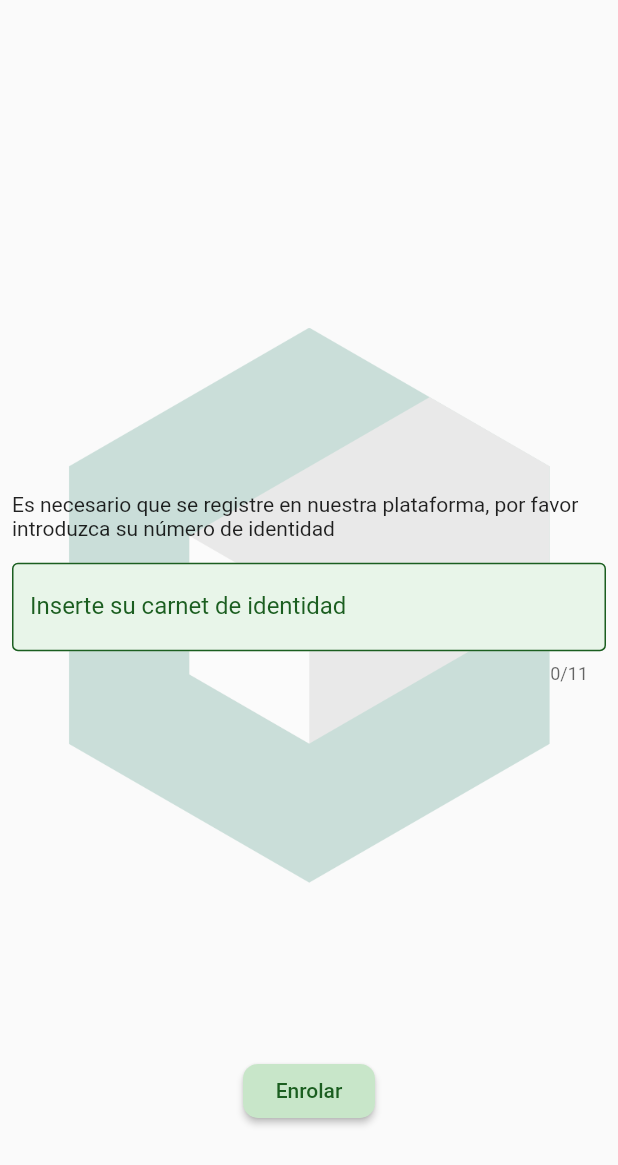
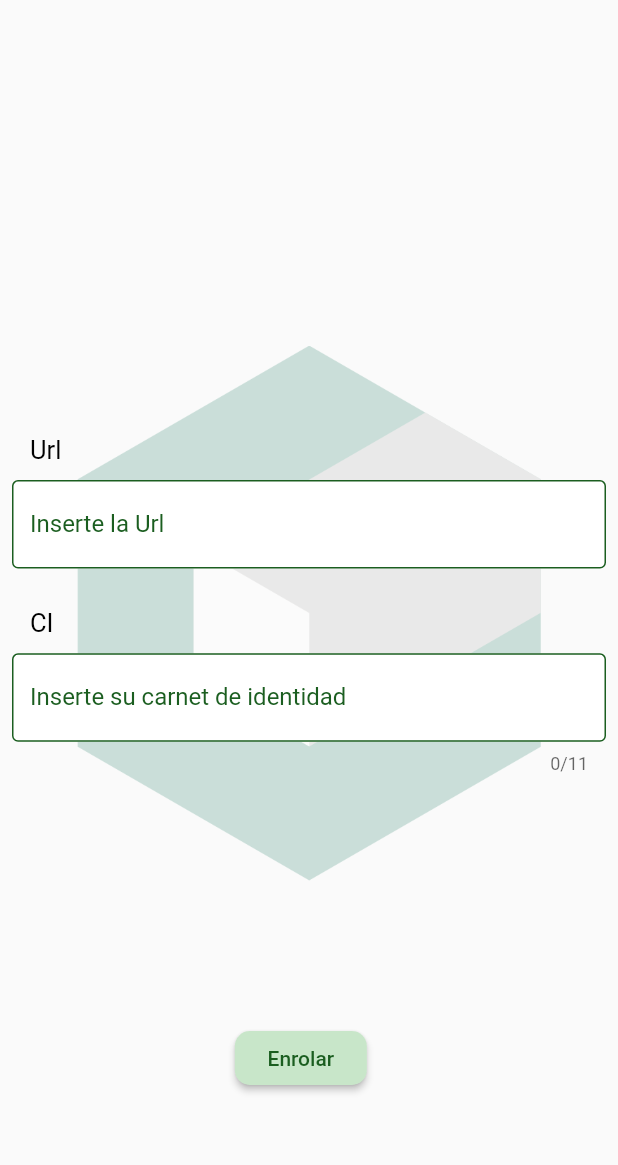
Before and after one commit to Ernesto1308/ScanQr, a Flutter app: the screen it shows after launch, on a phone screen of 412 x 824 dp. Shown: the top 1165 px of the screen. Run offline on Flutter 3.47's test engine with Material 2 defaults, Android fonts, the phone set to English and light mode, and no system bars; our stand-ins replace fluttertoast, internet_connection_checker, shared_preferences, vibration; missing offline and left inert: dart_jsonwebtoken, dart_ping, device_information, flutter_ringtone_player, qr_code_scanner.

Commit message:
SingleScrollView replaced by Container

```diff
--- a/lib/SignIn.dart
+++ b/lib/SignIn.dart
@@ -1,12 +1,8 @@
 // @dart=2.9
-import 'dart:convert';
-import 'package:device_information/device_information.dart';
 import 'package:flutter/material.dart';
-import 'package:flutter/services.dart';
 import 'package:fluttertoast/fluttertoast.dart';
 import 'package:internet_connection_checker/internet_connection_checker.dart';
-import 'package:dart_jsonwebtoken/dart_jsonwebtoken.dart';
-import 'package:http/http.dart' as http;
+import 'package:scanqr/Services.dart';
 
 class SignIn extends StatefulWidget{
   const SignIn({Key key}) : super(key: key);
@@ -16,28 +12,33 @@ class SignIn extends StatefulWidget{
 }
 
 class _SignInState extends State<SignIn>{
-  final _controller = TextEditingController();
-  FocusNode _node;
-  bool _focused = false;
-  bool _fieldEmpty = false;
+  final _controllerUrl = TextEditingController();
+  FocusNode _nodeUrl;
+  bool _focusedUrl = false;
+  bool _fieldEmptyUrl = false;
+  bool _invalidUrl = false;
+  bool _anyErrorUrl = false;
+  final _controllerCi = TextEditingController();
+  FocusNode _nodeCi;
+  bool _focusedCi = false;
+  bool _fieldEmptyCi = false;
   bool _invalidLength = false;
   bool _notContainJustNumbers = false;
   bool _invalidDateCi = false;
-  bool _anyError = false;
+  bool _anyErrorCi = false;
   bool _firstBuild = true;
   double _height;
   double _width;
   bool _isConected = true;
   bool _active = false;
   FToast _fToast;
-  String _manufacturerName = "",
-      _productName = "";
 
   @override
   void initState() {
-    initPlatformState();
-    _node = FocusNode();
-    _node.addListener(_handleFocusChange);
+    _nodeUrl = FocusNode();
+    _nodeUrl.addListener(_handleFocusChangeUrl);
+    _nodeCi = FocusNode();
+    _nodeCi.addListener(_handleFocusChangeCi);
     _fToast = FToast();
     _fToast.init(context);
     super.initState();
@@ -45,16 +46,27 @@ class _SignInState extends State<SignIn>{
 
   @override
   void dispose() {
-    _node.removeListener(_handleFocusChange);
-    _node.dispose();
-    _controller.dispose();
+    _nodeUrl.removeListener(_handleFocusChangeUrl);
+    _nodeUrl.dispose();
+    _controllerUrl.dispose();
+    _nodeCi.removeListener(_handleFocusChangeCi);
+    _nodeCi.dispose();
+    _controllerCi.dispose();
     super.dispose();
   }
 
-  void _handleFocusChange() {
-    if (_node.hasFocus != _focused) {
+  void _handleFocusChangeUrl() {
+    if (_nodeUrl.hasFocus != _focusedUrl) {
       setState(() {
-        _focused = _node.hasFocus;
+        _focusedUrl = _nodeUrl.hasFocus;
+      });
+    }
+  }
+
+  void _handleFocusChangeCi() {
+    if (_nodeCi.hasFocus != _focusedCi) {
+      setState(() {
+        _focusedCi = _nodeCi.hasFocus;
       });
     }
   }
@@ -78,51 +90,81 @@ class _SignInState extends State<SignIn>{
     }
 
     return Scaffold(
-      body: DefaultTextStyle(
-          style: Theme.of(context).textTheme.bodyText2,
-          child: LayoutBuilder(
-              builder: (BuildContext context, BoxConstraints viewportConstraints) {
-                return SingleChildScrollView(
-                    child: ConstrainedBox(
-                      constraints: BoxConstraints(
-                        minHeight: viewportConstraints.maxHeight,
-                      ),
-                      child: Stack(
-                        alignment: AlignmentDirectional.topStart,
-                        children: <Widget>[
-                          Column(
-                            children: <Widget>[
-                              SizedBox(height: _height * 0.265,),
-                              Center(
-                                child: Image.asset(
-                                  'assets/Cujae.png',
-                                  width: _width * 0.83,
-                                  color: Colors.white.withOpacity(0.2),
-                                  colorBlendMode: BlendMode.modulate,
+      resizeToAvoidBottomInset: false,
+      body: Container(
+        decoration: const BoxDecoration(
+          image: DecorationImage(
+            scale: 2.1,
+            opacity: 0.2,
+            image: AssetImage('assets/Cujae.png'),
           ),
         ),
-                            ],
+        child: Column(
+          mainAxisAlignment: MainAxisAlignment.center,
+          crossAxisAlignment: CrossAxisAlignment.start,
+          children: <Widget> [
+            SizedBox(height: _height * 0.225,),
+            const Padding(
+              padding: EdgeInsets.symmetric(vertical: 10, horizontal: 20),
+              child: Text('Url',
+                style: TextStyle(fontSize: 17, color: Colors.black),
               ),
-                          Column(
-                            mainAxisAlignment: MainAxisAlignment.start,
-                            crossAxisAlignment: CrossAxisAlignment.center,
-                            children: <Widget> [
-                              SizedBox(height: _height * 0.38,),
-                              const Padding(
-                                padding: EdgeInsets.symmetric(horizontal: 8, vertical: 15),
-                                child: Text("Es necesario que se registre en nuestra plataforma, por favor introduzca su número de identidad"),
             ),
             Padding(
               padding: const EdgeInsets.symmetric(horizontal: 8),
               child: TextField(
-                                  controller: _controller,
+                controller: _controllerUrl,
+                focusNode: _nodeUrl,
+                decoration: InputDecoration(
+                  errorText: _anyErrorUrl ? Services.showMessageError(_fieldEmptyUrl) : null,
+                  labelText: 'Inserte la Url',
+                  labelStyle: Services.setLabelStyle(_focusedUrl, _anyErrorUrl),
+                  fillColor: Colors.white,
+                  filled: true,
+                  enabledBorder: OutlineInputBorder(
+                    borderSide: BorderSide(
+                      style: BorderStyle.solid,
+                      color: Colors.green[900],
+                      width: 1.0,
+                    ),
+                  ),
+                  focusedBorder: OutlineInputBorder(
+                    borderSide: BorderSide(
+                      style: BorderStyle.solid,
+                      color: Colors.green[600],
+                      width: 1.0,
+                    ),
+                  ),
+                  border: const OutlineInputBorder(),
+                ),
+                cursorColor: Colors.grey,
+                onSubmitted: (text) async {
+                  bool data = _controllerUrl.text.startsWith("w") ? await Services.urlValidator(_controllerUrl.text) : await Services.launchURL(_controllerUrl.text);
+
+                  setState(() {
+                    errorHandlerUrl(data);
+                  });
+                },
+              ),
+            ),
+            SizedBox(height: _height * 0.02,),
+            const Padding(
+              padding: EdgeInsets.symmetric(vertical: 10, horizontal: 20),
+              child: Text('CI',
+                style: TextStyle(fontSize: 17, color: Colors.black),
+              ),
+            ),
+            Padding(
+              padding: const EdgeInsets.symmetric(horizontal: 8),
+              child: TextField(
+                controller: _controllerCi,
                 maxLength: 11,
-                                  focusNode: _node,
+                focusNode: _nodeCi,
                 decoration: InputDecoration(
-                                    errorText: _anyError ? showMessageError() : null,
+                  errorText: _anyErrorCi ? showMessageErrorCi() : null,
                   labelText: 'Inserte su carnet de identidad',
-                                    labelStyle: setLabelStyle(),
-                                    fillColor: Colors.green[50],
+                  labelStyle: Services.setLabelStyle(_focusedCi, _anyErrorCi),
+                  fillColor: Colors.white,
                   filled: true,
                   enabledBorder: OutlineInputBorder(
                     borderSide: BorderSide(
@@ -143,26 +185,29 @@ class _SignInState extends State<SignIn>{
                 cursorColor: Colors.grey,
                 onSubmitted: (text) {
                   setState(() {
-                                      errorHandler();
+                    errorHandlerCi();
                   });
                 },
               ),
             ),
-                              SizedBox(height: _height * 0.3,),
+            SizedBox(height: _height * 0.2,),
+            Row(
+              children: <Widget>[
+                SizedBox(width: _width * 0.38,),
                 ElevatedButton(
                   style: raisedButtonStyle,
                   onPressed: () async {
                     bool internet = await InternetConnectionChecker().hasConnection;
+                    bool data = _controllerUrl.text.startsWith("w") ? await Services.urlValidator(_controllerUrl.text) : await Services.launchURL(_controllerUrl.text);
 
                     setState(() {
-                                    errorHandler();
+                      errorHandlerCi();
+                      errorHandlerUrl(data);
                       _isConected = internet;
                     });
 
-                                  if (!_anyError && _isConected){
-                                    String jsonString = await _loadPasswordAsset();
-                                    final jsonResponse = json.decode(jsonString);
-                                    String token = await createJsonWebToken(jsonResponse);
+                    if (!_anyErrorCi && !_anyErrorUrl && _isConected){
+                      String token = await Services.createJsonWebToken(_controllerCi.text);
                       /*final response = await http.post(
                                    Uri.parse("www.google.com"),
                                    headers: <String, String>{
@@ -172,7 +217,7 @@ class _SignInState extends State<SignIn>{
                                      'token': token,
                                    }),
                                    );*/
-                                    verifyJsonWebToken(jsonResponse, token);
+                      Services.verifyJsonWebToken(token);
                       Navigator.pushNamed(context, '/url');
                     } else if(!_isConected && !_active){
                       _active = true;
@@ -183,133 +228,66 @@ class _SignInState extends State<SignIn>{
                   child: const Text('Enrolar'),
                 ),
               ],
-                          ),
+            )
           ],
         ),
       ),
     );
   }
-        ),
-      ),
-    );
-  }
 
-  // Platform messages are asynchronous, so we initialize in an async method.
-  Future<void> initPlatformState() async {
-    // Platform messages may fail,
-    // so we use a try/catch PlatformException.
-    String manufacturer = '',
-        productName = '';
-    try {
-      manufacturer = await DeviceInformation.deviceManufacturer;
-      productName = await DeviceInformation.productName;
-    } on PlatformException catch (e) {
-      e.message;
-    }
-
-    // If the widget was removed from the tree while the asynchronous platform
-    // message was in flight, we want to discard the reply rather than calling
-    // setState to update our non-existent appearance.
-    if (!mounted) return;
-
-    setState(() {
-      _manufacturerName = manufacturer;
-      _productName = productName;
-    });
-  }
-
-  Future<String> _loadPasswordAsset() async {
-    return await rootBundle.loadString('passphrase/password');
-  }
-
-  Future<String> createJsonWebToken(Map jsonResponse) async {
-    String token;
-
-    /* Sign */ {
-      // Create a json web token
-      final jwt = JWT(
-        {
-          'info': _controller.text + " " + _manufacturerName + " " + _productName,
-        },
-      );
-
-      // Sign it
-      token = jwt.sign(SecretKey(jsonResponse['password']));
-      //print('Signed token: $token\n');
-    }
-
-    return token;
-  }
-
-  void verifyJsonWebToken(Map jsonResponse, String token){
-    /* Verify */ {
-
-      try {
-        // Verify a token
-        final jwt = JWT.verify(token, SecretKey(jsonResponse['password']));
-        print('Payload: ${jwt.payload['info']}');
-      } on JWTExpiredError {
-        Exception('jwt expired');
-      } on JWTError catch (ex) {
-        Exception(ex.message); // ex: invalid signature
-      }
-    }
-  }
-
-  TextStyle setLabelStyle(){
-    TextStyle result;
-
-    if(_focused){
-      result = TextStyle(fontSize: 16, color: Colors.green[600]);
-    } else{
-      result = TextStyle(fontSize: 16, color: Colors.green[900]);
-    }
-
-    if (_anyError){
-      result = const TextStyle(fontSize: 16, color: Colors.red);
-    }
-
-    return result;
-  }
-
-  void errorHandler() {
-    String ci = _controller.text;
+  void errorHandlerCi() {
+    String ci = _controllerCi.text;
 
     if(ci.isEmpty) {
       _notContainJustNumbers = false;
       _invalidLength = false;
       _invalidDateCi = false;
-      _fieldEmpty = true;
+      _fieldEmptyCi = true;
     } else if(inValidCi(ci)){
-      _fieldEmpty = false;
+      _fieldEmptyCi = false;
       _invalidLength = false;
       _invalidDateCi = false;
       _notContainJustNumbers = true;
     }
     else if(ci.length < 11){
-      _fieldEmpty = false;
+      _fieldEmptyCi = false;
       _notContainJustNumbers = false;
       _invalidDateCi = false;
       _invalidLength = true;
     } else if(!verifyDateCi(ci)){
-      _fieldEmpty = false;
+      _fieldEmptyCi = false;
       _notContainJustNumbers = false;
       _invalidLength = false;
       _invalidDateCi = true;
     }else {
-      _fieldEmpty = false;
+      _fieldEmptyCi = false;
       _notContainJustNumbers = false;
       _invalidLength = false;
       _invalidDateCi = false;
     }
 
-    _anyError = _fieldEmpty || _notContainJustNumbers || _invalidLength || _invalidDateCi;
+    _anyErrorCi = _fieldEmptyCi || _notContainJustNumbers || _invalidLength || _invalidDateCi;
   }
 
-  String showMessageError(){
+  void errorHandlerUrl(bool data){
+    if(_controllerUrl.text.isEmpty) {
+      _invalidUrl = false;
+      _fieldEmptyUrl = true;
+    } else if(data){
+      _fieldEmptyUrl = false;
+      _invalidUrl = true;
+    }else{
+      _invalidUrl = false;
+      _fieldEmptyUrl = false;
+    }
+
+    _anyErrorUrl = _fieldEmptyUrl || _invalidUrl;
+  }
+
+  String showMessageErrorCi(){
     String stringError;
 
-    if(_fieldEmpty) {
+    if(_fieldEmptyCi) {
       stringError = "Este campo no puede estar vacío";
     } else if(_invalidLength) {
       stringError = "El carnet de identidad solo puede tener 11 dígitos";
@@ -386,7 +364,7 @@ class _SignInState extends State<SignIn>{
         positionedToastBuilder: (context, child) {
           return Positioned(
             child: child,
-            bottom: _height * 0.2,
+            bottom: _height * 0.25,
             left: _width * 0.2,
             right: _width * 0.2,
           );
```
Also changed, not shown: lib/Services.dart (added, +101 -0 lines), lib/Url.dart (+15 -79 lines). Lines whose indentation alone changed are shown as unchanged.
